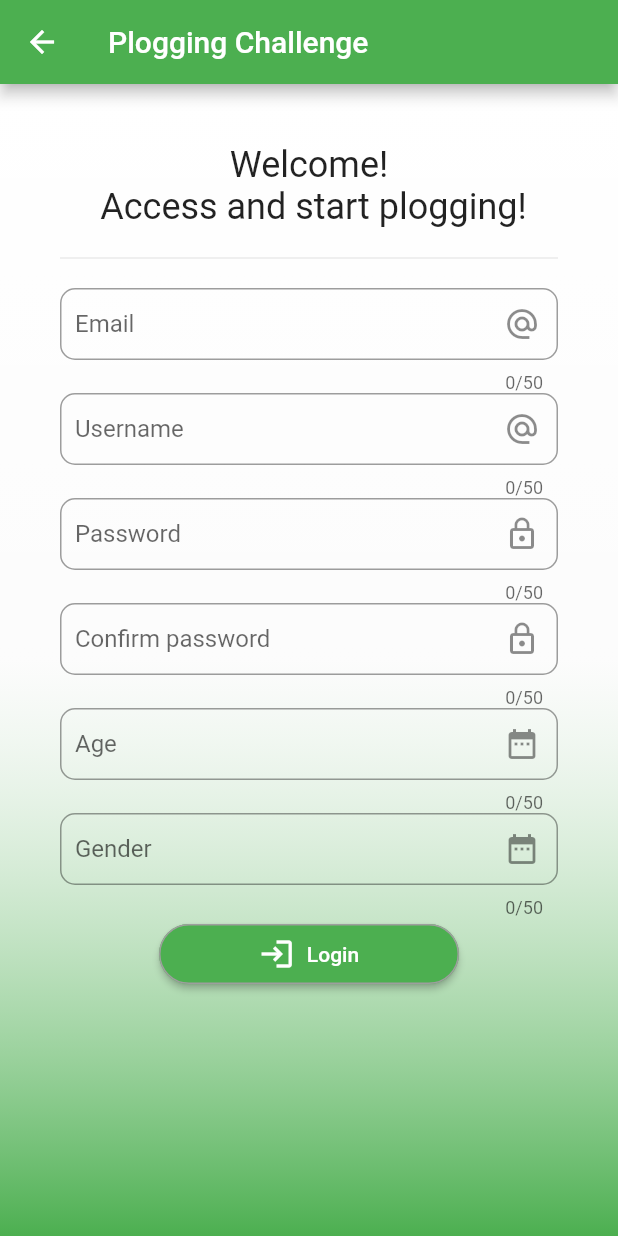
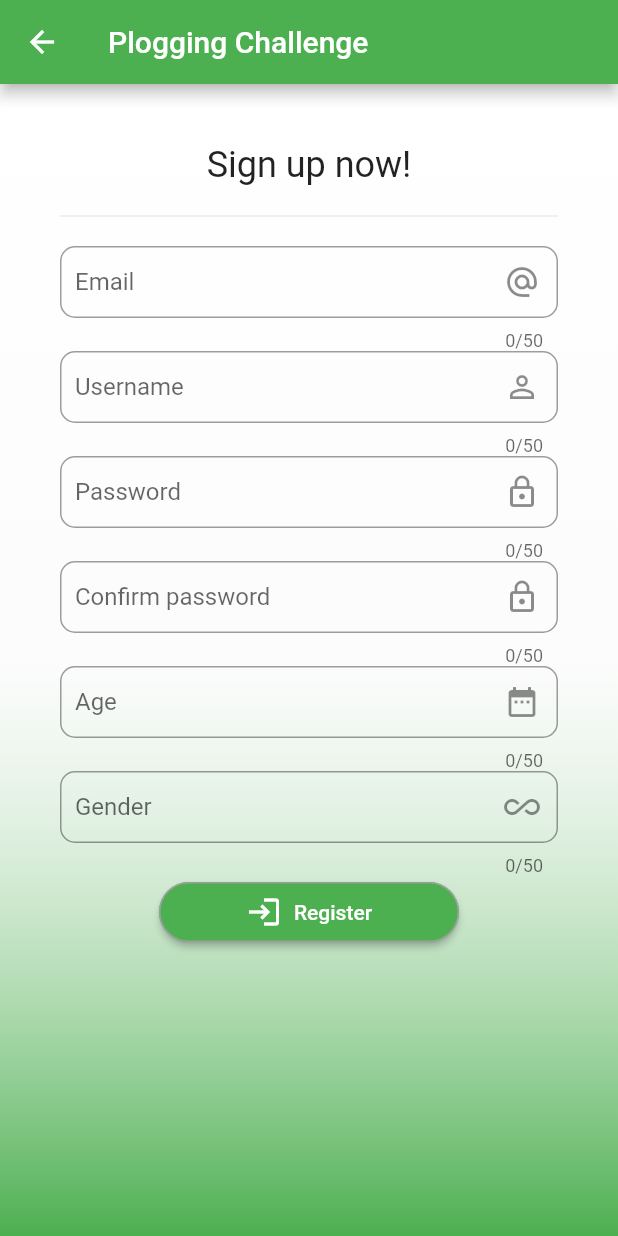
Before and after one commit to jma83/TFM_flutter_plogging_app, a Flutter app: the screen it shows after launch, after a tap on "Register", on a phone screen of 412 x 824 dp. Run offline on Flutter 3.47's test engine with Material 2 defaults, Android fonts, the phone set to English and light mode, and no system bars; our stand-ins replace stacked; missing offline and left inert: dart:ffi.

Commit message:
MVVM pattern with stack - register and login

```diff
--- a/lib/main.dart
+++ b/lib/main.dart
@@ -1,5 +1,5 @@
 import 'package:flutter/material.dart';
-import 'package:flutter_plogging/src/pages/start_page.dart';
+import 'package:flutter_plogging/src/ui/pages/start_page.dart';
 
 void main() {
   runApp(const MyApp());
--- a/lib/src/data/login_page_data.json
+++ b/lib/src/data/login_page_data.json
@@ -0,0 +1,3 @@
+{
+
+}
--- a/lib/src/pages/register_page.dart
+++ /dev/null
@@ -1,155 +0,0 @@
-import 'package:flutter/material.dart';
-import 'package:flutter/services.dart';
-
-enum Gender { NotDefined, Female, Male }
-
-class RegisterPage extends StatefulWidget {
-  const RegisterPage({Key? key}) : super(key: key);
-
-  @override
-  State<RegisterPage> createState() => _RegisterPageState();
-}
-
-class _RegisterPageState extends State<RegisterPage> {
-  String _email = "";
-  String _username = "";
-  String _password = "";
-  String _confirmPassword = "";
-  int _age = 0;
-  Gender _gender = Gender.NotDefined;
-  BuildContext? _pageContext;
-
-  final _elevatedBtnStyle = OutlinedButton.styleFrom(
-      side: const BorderSide(width: 1, color: Colors.grey),
-      shape: RoundedRectangleBorder(
-        borderRadius: BorderRadius.circular(20),
-      ),
-      padding: const EdgeInsets.symmetric(horizontal: 40, vertical: 8),
-      fixedSize: const Size.fromWidth(200));
-
-  @override
-  Widget build(BuildContext context) {
-    _setContext(context);
-    return Scaffold(
-        appBar: AppBar(title: const Text("Plogging Challenge")),
-        body: Container(
-            decoration: const BoxDecoration(
-                gradient: LinearGradient(
-              begin: Alignment.topCenter,
-              end: Alignment.bottomCenter,
-              colors: [
-                Colors.white,
-                Colors.white38,
-                Colors.green,
-              ],
-            )),
-            child: Center(
-                child: ListView(
-              padding: const EdgeInsets.symmetric(horizontal: 40, vertical: 20),
-              children: [
-                const SizedBox(height: 20),
-                _getTitle(),
-                const Divider(height: 40),
-                _getForm()
-              ],
-            ))));
-  }
-
-  Widget _getTitle() {
-    return const Center(
-        child: Text(
-      "Welcome! \n Access and start plogging!",
-      style: TextStyle(fontSize: 24),
-      textAlign: TextAlign.center,
-    ));
-  }
-
-  Widget _getForm() {
-    return Column(
-      children: [
-        _createInput("Email", "Type your email",
-            const Icon(Icons.alternate_email), _setEmail,
-            emailField: true),
-        _createInput("Username", "Type your username",
-            const Icon(Icons.alternate_email), _setUsername),
-        _createInput("Password", "Type your password",
-            const Icon(Icons.lock_outline), _setPassword,
-            passwordField: true),
-        _createInput("Confirm password", "Confirm your password",
-            const Icon(Icons.lock_outline), _setConfirmPassword,
-            passwordField: true),
-        _createInput(
-            "Age", "Type your age", const Icon(Icons.date_range), _setAge),
-        _createInput("Gender", "Type your age", const Icon(Icons.date_range),
-            _setGender),
-        _createButtonWithIcon(
-            0, _submitForm, const Text("Login"), const Icon(Icons.login)),
-      ],
-    );
-  }
-
-  Widget _createInput(String label, String hint, Icon icon, Function onChange,
-      {bool emailField = false,
-      bool passwordField = false,
-      bool numericField = false,
-      bool dateField = false}) {
-    final keyboardType = emailField
-        ? TextInputType.emailAddress
-        : numericField
-            ? TextInputType.number
-            : dateField
-                ? TextInputType.datetime
-                : TextInputType.name;
-    return Stack(children: [
-      TextField(
-          maxLength: 50,
-          obscureText: passwordField,
-          keyboardType: keyboardType,
-          textCapitalization: TextCapitalization.sentences,
-          decoration: InputDecoration(
-              contentPadding:
-                  const EdgeInsets.symmetric(vertical: 0, horizontal: 10),
-              border:
-                  OutlineInputBorder(borderRadius: BorderRadius.circular(10)),
-              labelText: label,
-              hintText: hint,
-              suffixIcon: icon),
-          onChanged: (value) => onChange(value)),
-      const SizedBox(height: 15)
-    ]);
-  }
-
-  Widget _createButtonWithIcon(
-      int buttonType, final onPress, Widget label, Icon icon) {
-    if (buttonType == 1) {
-      return OutlinedButton.icon(
-          onPressed: onPress,
-          icon: icon,
-          label: label,
-          style: _elevatedBtnStyle);
-    }
-    return ElevatedButton.icon(
-        onPressed: onPress, icon: icon, label: label, style: _elevatedBtnStyle);
-  }
-
-  void _setEmail(String email) => setState(() => _email = email);
-  void _setUsername(String username) => setState(() => _username = username);
-  void _setPassword(String password) => setState(() => _password = password);
-  void _setConfirmPassword(String confirmPassword) =>
-      setState(() => _confirmPassword = confirmPassword);
-  void _setAge(int age) => setState(() => _age = age);
-  void _setGender(Gender gender) => setState(() => _gender = gender);
-
-  void _setContext(BuildContext context) {
-    setState(() {
-      _pageContext = context;
-    });
-  }
-
-  void _submitForm() {}
-
-  void _navigateToHome() {
-    Navigator.push(_pageContext!,
-        MaterialPageRoute(builder: (context) => const RegisterPage()));
-  }
-}
--- /dev/null
+++ b/lib/src/ui/components/button.dart
@@ -0,0 +1,34 @@
+import 'package:flutter/material.dart';
+
+final elevatedBtnStyle = OutlinedButton.styleFrom(
+    side: const BorderSide(width: 1, color: Colors.grey),
+    shape: RoundedRectangleBorder(
+      borderRadius: BorderRadius.circular(20),
+    ),
+    padding: const EdgeInsets.symmetric(horizontal: 40, vertical: 8),
+    fixedSize: const Size.fromWidth(200));
+
+class Button {
+  static Widget createButtonWithIcon(
+      int buttonType, final onPress, Widget label, Icon icon) {
+    if (buttonType == 1) {
+      return OutlinedButton.icon(
+          onPressed: onPress,
+          icon: icon,
+          label: label,
+          style: elevatedBtnStyle);
+    }
+    return ElevatedButton.icon(
+        onPressed: onPress, icon: icon, label: label, style: elevatedBtnStyle);
+  }
+
+  static Widget createButton(
+      int buttonType, final onPress, Widget child, Icon icon) {
+    if (buttonType == 1) {
+      return OutlinedButton(
+          onPressed: onPress, child: child, style: elevatedBtnStyle);
+    }
+    return ElevatedButton(
+        onPressed: onPress, child: child, style: elevatedBtnStyle);
+  }
+}
--- /dev/null
+++ b/lib/src/ui/components/input_text.dart
@@ -0,0 +1,35 @@
+import 'package:flutter/material.dart';
+
+class InputText {
+  static Widget createInput(
+      String label, String hint, Icon icon, Function onChange,
+      {bool emailField = false,
+      bool passwordField = false,
+      bool numericField = false,
+      bool dateField = false}) {
+    final keyboardType = emailField
+        ? TextInputType.emailAddress
+        : numericField
+            ? TextInputType.number
+            : dateField
+                ? TextInputType.datetime
+                : TextInputType.name;
+    return Stack(children: [
+      TextField(
+          maxLength: 50,
+          obscureText: passwordField,
+          keyboardType: keyboardType,
+          textCapitalization: TextCapitalization.sentences,
+          decoration: InputDecoration(
+              contentPadding:
+                  const EdgeInsets.symmetric(vertical: 0, horizontal: 10),
+              border:
+                  OutlineInputBorder(borderRadius: BorderRadius.circular(10)),
+              labelText: label,
+              hintText: hint,
+              suffixIcon: icon),
+          onChanged: (value) => onChange(value)),
+      const SizedBox(height: 15)
+    ]);
+  }
+}
--- a/lib/src/pages/login_page.dart
+++ b/lib/src/ui/pages/login_page.dart
@@ -1,6 +1,8 @@
 import 'package:flutter/material.dart';
-import 'package:flutter_plogging/src/application/login_page_viewmodel.dart';
-import 'package:flutter_plogging/src/pages/register_page.dart';
+import 'package:flutter_plogging/src/core/login_page/login_page_viewmodel.dart';
+import 'package:flutter_plogging/src/ui/pages/home_page.dart';
+import 'package:flutter_plogging/src/ui/pages/register_page.dart';
+import 'package:stacked/stacked.dart';
 
 class LoginPage extends StatefulWidget {
   const LoginPage({Key? key}) : super(key: key);
@@ -10,11 +12,7 @@ class LoginPage extends StatefulWidget {
 }
 
 class _LoginPageState extends State<LoginPage> {
-  String _email = "";
-  String _password = "";
   BuildContext? _pageContext;
-  LoginPageViewModel _loginPageViewModel = LoginPageViewModel();
-  late LoginPageViewModel _delegate;
 
   final _elevatedBtnStyle = OutlinedButton.styleFrom(
       side: const BorderSide(width: 1, color: Colors.grey),
@@ -27,8 +25,9 @@ class _LoginPageState extends State<LoginPage> {
   @override
   Widget build(BuildContext context) {
     _setContext(context);
-    _setDelegate(_loginPageViewModel);
-    return Scaffold(
+    return ViewModelBuilder<LoginPageViewModel>.reactive(
+        viewModelBuilder: () => LoginPageViewModel(),
+        builder: (context, LoginPageViewModel viewModel, child) => Scaffold(
             appBar: AppBar(title: const Text("Plogging Challenge")),
             body: Container(
                 decoration: const BoxDecoration(
@@ -43,14 +42,15 @@ class _LoginPageState extends State<LoginPage> {
                 )),
                 child: Center(
                     child: ListView(
-              padding: const EdgeInsets.symmetric(horizontal: 40, vertical: 20),
+                  padding:
+                      const EdgeInsets.symmetric(horizontal: 40, vertical: 20),
                   children: [
                     const SizedBox(height: 20),
                     _getTitle(),
                     const Divider(height: 40),
-                _getForm()
+                    _getForm(viewModel)
                   ],
-            ))));
+                )))));
   }
 
   Widget _getTitle() {
@@ -62,17 +62,17 @@ class _LoginPageState extends State<LoginPage> {
     ));
   }
 
-  Widget _getForm() {
+  Widget _getForm(LoginPageViewModel viewModel) {
     return Column(
       children: [
         _createInput("Email", "Your email account",
-            const Icon(Icons.alternate_email), _setEmail),
+            const Icon(Icons.alternate_email), viewModel.setEmail),
         const SizedBox(height: 15),
         _createInput("Password", "Your password account",
-            const Icon(Icons.lock_outline), _setPassword),
+            const Icon(Icons.lock_outline), viewModel.setPassword),
         const SizedBox(height: 20),
-        _createButtonWithIcon(
-            0, _submitForm, const Text("Login"), const Icon(Icons.login)),
+        _createButtonWithIcon(0, () => _submitForm(viewModel),
+            const Text("Login"), const Icon(Icons.login)),
         const SizedBox(height: 15),
         _createButtonWithIcon(1, _navigateToRegister, const Text("Register"),
             const Icon(Icons.person_add))
@@ -106,36 +106,25 @@ class _LoginPageState extends State<LoginPage> {
         onPressed: onPress, icon: icon, label: label, style: _elevatedBtnStyle);
   }
 
-  void _setEmail(String email) {
-    setState(() {
-      _email = email;
-    });
-  }
-
-  void _setPassword(String password) {
-    setState(() {
-      _password = password;
-    });
-  }
-
   void _setContext(BuildContext context) {
     setState(() {
       _pageContext = context;
     });
   }
 
-  void _setDelegate(LoginPageViewModel delegate) {
-    setState(() {
-      _delegate = delegate;
-    });
-  }
-
-  void _submitForm() {
-    _loginPageViewModel.validateForm(_email, _password);
+  void _submitForm(LoginPageViewModel viewModel) {
+    viewModel.addListener(_navigateToHome);
+    viewModel.validateForm();
   }
 
   void _navigateToRegister() {
     Navigator.push(_pageContext!,
         MaterialPageRoute(builder: (context) => const RegisterPage()));
   }
+
+  void _navigateToHome() {
+    print("notified!!!");
+    Navigator.push(_pageContext!,
+        MaterialPageRoute(builder: (context) => const HomePage()));
   }
+}
--- /dev/null
+++ b/lib/src/ui/pages/register_page.dart
@@ -0,0 +1,97 @@
+import 'package:flutter/material.dart';
+import 'package:flutter_plogging/src/core/register_page/register_page_viewmodel.dart';
+import 'package:flutter_plogging/src/ui/components/button.dart';
+import 'package:flutter_plogging/src/ui/components/input_text.dart';
+import 'package:stacked/stacked.dart';
+
+class RegisterPage extends StatefulWidget {
+  const RegisterPage({Key? key}) : super(key: key);
+
+  @override
+  State<RegisterPage> createState() => _RegisterPageState();
+}
+
+class _RegisterPageState extends State<RegisterPage> {
+  BuildContext? _pageContext;
+
+  @override
+  Widget build(BuildContext context) {
+    _setContext(context);
+    return ViewModelBuilder<RegisterPageViewModel>.reactive(
+        viewModelBuilder: () => RegisterPageViewModel(),
+        builder: (context, RegisterPageViewModel viewModel, child) => Scaffold(
+            appBar: AppBar(title: const Text("Plogging Challenge")),
+            body: Container(
+                decoration: const BoxDecoration(
+                    gradient: LinearGradient(
+                  begin: Alignment.topCenter,
+                  end: Alignment.bottomCenter,
+                  colors: [
+                    Colors.white,
+                    Colors.white38,
+                    Colors.green,
+                  ],
+                )),
+                child: Center(
+                    child: ListView(
+                  padding:
+                      const EdgeInsets.symmetric(horizontal: 40, vertical: 20),
+                  children: [
+                    const SizedBox(height: 20),
+                    _getTitle(),
+                    const Divider(height: 40),
+                    _getForm(viewModel)
+                  ],
+                )))));
+  }
+
+  Widget _getTitle() {
+    return const Center(
+        child: Text(
+      "Sign up now!",
+      style: TextStyle(fontSize: 24),
+      textAlign: TextAlign.center,
+    ));
+  }
+
+  Widget _getForm(RegisterPageViewModel viewModel) {
+    viewModel.addListener(_navigateToHome);
+    return Column(
+      children: [
+        InputText.createInput("Email", "Type your email",
+            const Icon(Icons.alternate_email), viewModel.setEmail,
+            emailField: true),
+        InputText.createInput("Username", "Type your username",
+            const Icon(Icons.person_outline), viewModel.setUsername),
+        InputText.createInput("Password", "Type your password",
+            const Icon(Icons.lock_outline), viewModel.setPassword,
+            passwordField: true),
+        InputText.createInput("Confirm password", "Confirm your password",
+            const Icon(Icons.lock_outline), viewModel.setConfirmPassword,
+            passwordField: true),
+        InputText.createInput("Age", "Type your age",
+            const Icon(Icons.date_range), viewModel.setAge),
+        InputText.createInput("Gender", "Select your gender",
+            const Icon(Icons.all_inclusive_sharp), viewModel.setGender),
+        Button.createButtonWithIcon(0, () => _submitForm(viewModel),
+            const Text("Register"), const Icon(Icons.login)),
+      ],
+    );
+  }
+
+  void _setContext(BuildContext context) {
+    setState(() {
+      _pageContext = context;
+    });
+  }
+
+  void _submitForm(RegisterPageViewModel viewModel) {
+    viewModel.addListener(_navigateToHome);
+    viewModel.validateForm();
+  }
+
+  void _navigateToHome() {
+    Navigator.push(_pageContext!,
+        MaterialPageRoute(builder: (context) => const RegisterPage()));
+  }
+}
--- a/lib/src/pages/start_page.dart
+++ b/lib/src/ui/pages/start_page.dart
@@ -1,5 +1,5 @@
 import 'package:flutter/material.dart';
-import 'package:flutter_plogging/src/pages/login_page.dart';
+import 'package:flutter_plogging/src/ui/pages/login_page.dart';
 
 class StartPage extends StatelessWidget {
   const StartPage({Key? key}) : super(key: key);
--- a/pubspec.yaml
+++ b/pubspec.yaml
@@ -34,6 +34,7 @@ dependencies:
   # The following adds the Cupertino Icons font to your application.
   # Use with the CupertinoIcons class for iOS style icons.
   cupertino_icons: ^1.0.2
+  stacked: ^2.2.5
 
 dev_dependencies:
   flutter_test:
```
Also changed, not shown: lib/src/application/login_page_viewmodel.dart (deleted, +0 -11 lines), lib/src/core/entities/user_viewmodel.dart (added, +18 -0 lines), lib/src/core/login_page/login_page_viewmodel.dart (added, +22 -0 lines), lib/src/core/register_page/register_page_viewmodel.dart (added, +46 -0 lines), lib/src/routes/routes.dart (+4 -4 lines), lib/src/ui/pages/home_page.dart (renamed from lib/src/pages/home_page.dart), pubspec.lock. Lines whose indentation alone changed are shown as unchanged.
